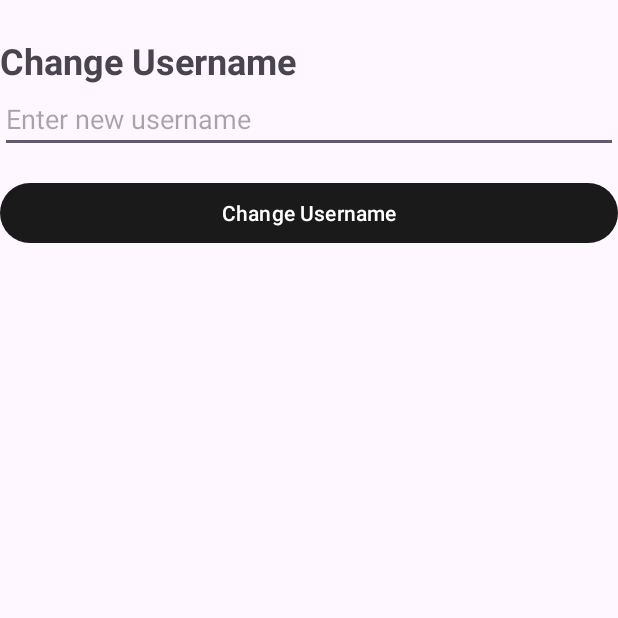
After one commit to adriatik7/AndroidProject, an Android app: the ChangeUsernameActivity screen opened directly, with no data from a screen before it, on a phone screen of 412 x 824 dp, the top half of it. The commit adds this screen. Run offline under Robolectric (Android 15) with nearby library versions, the phone set to English and light mode, and no system bars.

Commit message:
Implement changeUsername and changePassword

```diff
--- a/app/src/main/AndroidManifest.xml
+++ b/app/src/main/AndroidManifest.xml
@@ -40,6 +40,9 @@
         <activity android:name=".activities.VerifyForgotPasswordOTPActivity"></activity>
         <activity android:name=".activities.ResetPasswordActivity"></activity>
         <activity android:name=".activities.StatisticsActivity"></activity>
+        <activity android:name=".activities.ChangePasswordActivity"></activity>
+        <activity android:name=".activities.ChangeUsernameActivity"></activity>
+
 
     </application>
 </manifest>
--- /dev/null
+++ b/app/src/main/java/com/example/androidproject/activities/ChangeUsernameActivity.java
@@ -0,0 +1,71 @@
+package com.example.androidproject.activities;
+
+import android.os.Bundle;
+import android.text.TextUtils;
+import android.view.View;
+import android.widget.Button;
+import android.widget.EditText;
+import android.widget.Toast;
+import androidx.appcompat.app.AppCompatActivity;
+
+import com.example.androidproject.R;
+import com.example.androidproject.database.DatabaseHelper;
+import com.example.androidproject.utils.SessionManager;
+
+public class ChangeUsernameActivity extends AppCompatActivity {
+
+    private EditText newUsernameEditText;
+    private Button changeUsernameButton;
+
+    private DatabaseHelper dbHelper;
+    private SessionManager sessionManager;
+
+    @Override
+    protected void onCreate(Bundle savedInstanceState) {
+        super.onCreate(savedInstanceState);
+        setContentView(R.layout.activity_change_username);
+
+        // Initialize views
+        newUsernameEditText = findViewById(R.id.newUsernameEditText);
+        changeUsernameButton = findViewById(R.id.changeUsernameButton);
+
+        // Initialize database helper and session manager
+        dbHelper = new DatabaseHelper(this);
+        sessionManager = new SessionManager(this);
+
+        // Set change username button click listener
+        changeUsernameButton.setOnClickListener(new View.OnClickListener() {
+            @Override
+            public void onClick(View v) {
+                handleChangeUsername();
+            }
+        });
+    }
+
+    private void handleChangeUsername() {
+        String newUsername = newUsernameEditText.getText().toString().trim();
+
+        // Validate input
+        if (TextUtils.isEmpty(newUsername)) {
+            Toast.makeText(this, "New username is required.", Toast.LENGTH_SHORT).show();
+            return;
+        }
+
+        // Get user ID from session
+        int userId = sessionManager.getUserId();
+        if (userId == -1) {
+            Toast.makeText(this, "Invalid session. Please log in again.", Toast.LENGTH_SHORT).show();
+            return;
+        }
+
+        // Update username in database
+        boolean isUsernameUpdated = dbHelper.updateUsername(userId, newUsername);
+
+        if (isUsernameUpdated) {
+            Toast.makeText(this, "Username changed successfully!", Toast.LENGTH_SHORT).show();
+            finish(); // Close activity or redirect to another screen
+        } else {
+            Toast.makeText(this, "Failed to update username. Try again.", Toast.LENGTH_SHORT).show();
+        }
+    }
+}
--- /dev/null
+++ b/app/src/main/res/layout/activity_change_username.xml
@@ -0,0 +1,60 @@
+<?xml version="1.0" encoding="utf-8"?>
+<androidx.constraintlayout.widget.ConstraintLayout
+    xmlns:android="http://schemas.android.com/apk/res/android"
+    xmlns:app="http://schemas.android.com/apk/res-auto"
+    xmlns:tools="http://schemas.android.com/tools"
+    android:layout_width="match_parent"
+    android:layout_height="match_parent"
+    tools:context=".activities.ChangeUsernameActivity">
+
+
+    <TextView
+        android:id="@+id/changeUsernameTitle"
+        android:layout_width="0dp"
+        android:layout_height="wrap_content"
+        android:text="Change Username"
+        android:textSize="24sp"
+        android:textStyle="bold"
+        app:layout_constraintTop_toTopOf="parent"
+        app:layout_constraintStart_toStartOf="parent"
+        app:layout_constraintEnd_toEndOf="parent"
+        android:layout_marginTop="24dp"
+        android:layout_marginBottom="16dp" />
+
+
+    <EditText
+        android:id="@+id/newUsernameEditText"
+        android:layout_width="0dp"
+        android:layout_height="wrap_content"
+        android:hint="Enter new username"
+        android:inputType="text"
+        app:layout_constraintTop_toBottomOf="@+id/changeUsernameTitle"
+        app:layout_constraintStart_toStartOf="parent"
+        app:layout_constraintEnd_toEndOf="parent"
+        app:layout_constraintBottom_toTopOf="@+id/changeUsernameButton"
+        android:layout_marginBottom="16dp" />
+
+
+    <Button
+        android:id="@+id/changeUsernameButton"
+        android:layout_width="0dp"
+        android:layout_height="wrap_content"
+        android:text="Change Username"
+        app:layout_constraintTop_toBottomOf="@+id/newUsernameEditText"
+        app:layout_constraintStart_toStartOf="parent"
+        app:layout_constraintEnd_toEndOf="parent"
+        android:layout_marginTop="16dp" />
+
+
+    <TextView
+        android:id="@+id/feedbackTextView"
+        android:layout_width="0dp"
+        android:layout_height="wrap_content"
+        android:text=""
+        android:textColor="@android:color/holo_red_dark"
+        android:visibility="gone"
+        app:layout_constraintTop_toBottomOf="@+id/changeUsernameButton"
+        app:layout_constraintStart_toStartOf="parent"
+        app:layout_constraintEnd_toEndOf="parent"
+        android:layout_marginTop="8dp" />
+</androidx.constraintlayout.widget.ConstraintLayout>
```
Also changed, not shown: app/src/main/java/com/example/androidproject/activities/ChangePasswordActivity.java (added, +78 -0 lines), app/src/main/java/com/example/androidproject/activities/ProfileActivity.java (+31 -10 lines), app/src/main/java/com/example/androidproject/database/DatabaseHelper.java (+26 -5 lines), app/src/main/res/layout/activity_change_password.xml (added, +45 -0 lines), app/src/main/res/layout/activity_profile.xml (+12 -1 lines), app/src/main/res/layout/activity_reset_password.xml (+6 -3 lines), app/src/main/res/menu/menu_settings.xml (added, +9 -0 lines), app/src/main/res/drawable/menuu.png (added).
